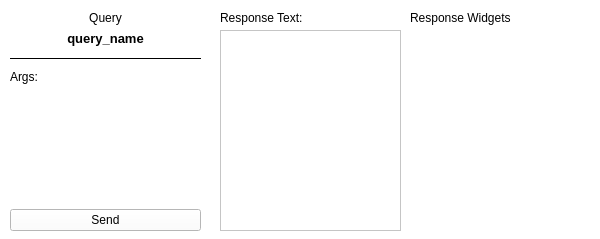
jakeayres/pyacquisition, file pyacquisition/ui/query_widget/query_widget.ui: the form before one commit.
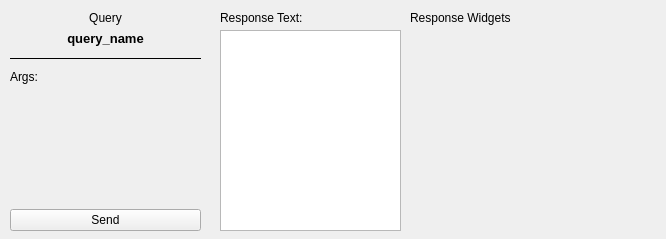
The form after the commit.

Diff of the .ui file:
```diff
--- a/pyacquisition/ui/query_widget/query_widget.ui
+++ b/pyacquisition/ui/query_widget/query_widget.ui
@@ -6,7 +6,7 @@
    <rect>
     <x>0</x>
     <y>0</y>
-    <width>600</width>
+    <width>666</width>
     <height>239</height>
    </rect>
   </property>
@@ -14,7 +14,7 @@
    <string>Form</string>
   </property>
   <property name="styleSheet">
-   <string notr="true">background-color: white;
+   <string notr="true">
 </string>
   </property>
   <widget class="QLabel" name="_query_label">
@@ -108,7 +108,7 @@
     <rect>
      <x>410</x>
      <y>30</y>
-     <width>181</width>
+     <width>251</width>
      <height>201</height>
     </rect>
    </property>
@@ -127,7 +127,7 @@
     <string>Response Widgets:</string>
    </property>
   </widget>
-  <widget class="QWidget" name="">
+  <widget class="QWidget" name="layoutWidget">
    <property name="geometry">
     <rect>
      <x>10</x>
```
